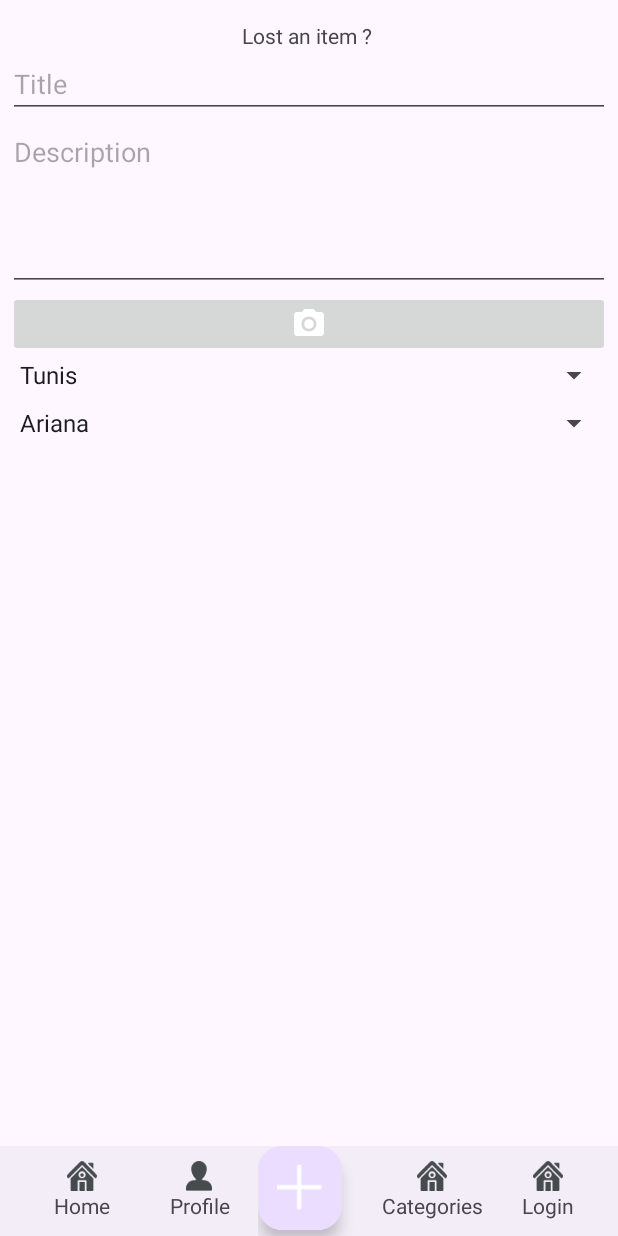
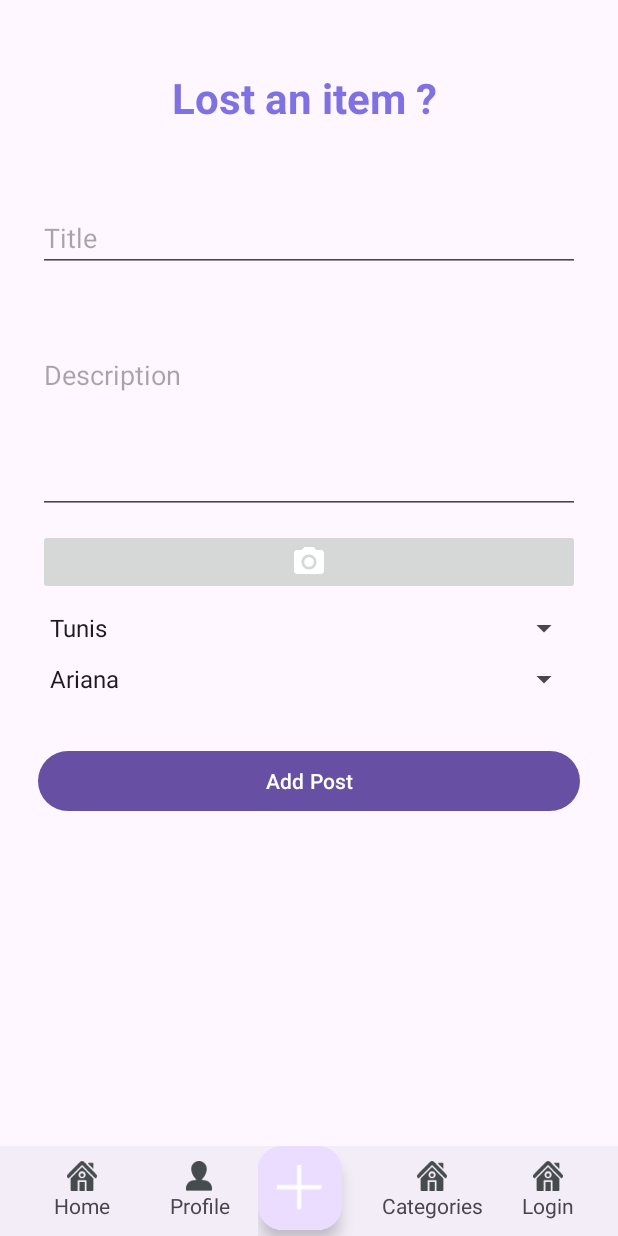
Before and after one commit to malekbenrabah/mobile_project, an Android app: the fragment LostFragment placed in its activity, on a phone screen of 412 x 824 dp. Run offline under Robolectric (Android 15) with nearby library versions, the phone set to English and light mode, and no system bars; libraries missing offline, so code that uses them is left out: com.github.dhaval2404.imagepicker.

Commit message:
add post

```diff
--- a/app/src/main/java/com/example/mobile_project/LostFragment.java
+++ b/app/src/main/java/com/example/mobile_project/LostFragment.java
@@ -1,16 +1,36 @@
 package com.example.mobile_project;
 
+import android.content.Context;
+import android.content.Intent;
+import android.content.SharedPreferences;
 import android.os.Bundle;
 
 import androidx.fragment.app.Fragment;
 
+import android.text.TextUtils;
+import android.util.Log;
 import android.view.LayoutInflater;
 import android.view.View;
 import android.view.ViewGroup;
 import android.widget.AdapterView;
 import android.widget.ArrayAdapter;
 import android.widget.Button;
+import android.widget.EditText;
+import android.widget.ImageButton;
 import android.widget.Spinner;
+import android.widget.TextView;
+
+import com.example.mobile_project.database.AppDatabase;
+import com.example.mobile_project.entity.Post;
+import com.example.mobile_project.entity.User;
+import com.github.dhaval2404.imagepicker.ImagePicker;
+
+import org.w3c.dom.Text;
+
+import java.text.SimpleDateFormat;
+import java.util.Date;
+import java.util.List;
+import java.util.Locale;
 
 public class LostFragment extends Fragment {
 
@@ -19,6 +39,14 @@ public class LostFragment extends Fragment {
     Spinner spinnerRegion;
     Spinner spinnerVille;
 
+    ImageButton addImage;
+
+    TextView titreError;
+    EditText titre,description;
+
+    private SharedPreferences sp;
+
+    AppDatabase database;
 
     @Override
     public View onCreateView(LayoutInflater inflater, ViewGroup container,
@@ -26,8 +54,32 @@ public class LostFragment extends Fragment {
         // Inflate the layout for this fragment
         View view = inflater.inflate(R.layout.fragment_lost, container, false);
 
+        sp = requireActivity().getSharedPreferences("sharedPref", Context.MODE_PRIVATE);
+
         spinnerRegion = view.findViewById(R.id.region_spinner);
         spinnerVille = view.findViewById(R.id.ville_spinner);
+
+        addImage = view.findViewById(R.id.imageButton);
+
+        titre = view.findViewById(R.id.titre);
+        titreError = view.findViewById(R.id.titreError);
+
+        description = view.findViewById(R.id.editTextTextMultiLine2);
+
+
+
+        //photo
+
+        addImage.setOnClickListener(new View.OnClickListener() {
+            @Override
+            public void onClick(View view) {
+                ImagePicker.with(LostFragment.this)
+                        .crop()
+                        .compress(1024)
+                        .maxResultSize(1080,1080)
+                        .start();
+            }
+        });
 
         // remplir list region dans region spinner
         ArrayAdapter<CharSequence> regionAdapter = ArrayAdapter.createFromResource(requireContext(), R.array.regions_array, android.R.layout.simple_spinner_item);
@@ -53,6 +105,66 @@ public class LostFragment extends Fragment {
             }
         });
 
+        btn = view.findViewById(R.id.add);
+        btn.setOnClickListener(view1 -> {
+
+            String selectedRegion = spinnerRegion.getSelectedItem().toString();
+            String selectedVille = spinnerVille.getSelectedItem().toString();
+
+            boolean isValid = true;
+
+            if (titre.getText().toString().trim().isEmpty()) {
+                titreError.setText("Le titre est requis");
+                isValid = false;
+            }
+
+            if(isValid){
+                int userId = sp.getInt("userId", -1);
+                String typePost = sp.getString("typePost","");
+                String current_Date=getCurrentDate();
+                System.out.println("userId: "+userId+" current_date : "+current_Date+" type post :"+ typePost);
+
+                Post post = new Post();
+                post.setTitle(titre.getText().toString());
+                post.setDescription(description.getText().toString());
+                post.setUserId(userId);
+                post.setPhoto("testphoto");
+                post.setCreated_at(current_Date);
+                post.setVille(selectedVille);
+                post.setRegion(selectedRegion);
+                post.setPost_type(typePost);
+
+                database.postDao().insertPost(post);
+                List<Post> posts = database.postDao().getAll();
+                for (Post p : posts) {
+                    System.out.println("post info : " + p);
+                }
+
+                getActivity().getSupportFragmentManager().beginTransaction().replace(R.id.frame,new HomeFragment()).commit();
+
+            }
+
+
+        });
+
+
+
+
         return view;
     }
+
+    public String getCurrentDate(){
+
+        Date currentDate = new Date();
+
+        SimpleDateFormat sdf = new SimpleDateFormat("dd-MM-yyyy HH:mm:ss", Locale.getDefault());
+
+        String formattedDate = sdf.format(currentDate);
+
+        Log.d("FormattedDate", formattedDate);
+
+        return formattedDate;
+    }
+
+
 }
--- a/app/src/main/java/com/example/mobile_project/MainActivity4.java
+++ b/app/src/main/java/com/example/mobile_project/MainActivity4.java
@@ -12,7 +12,6 @@ import android.widget.Button;
 import android.widget.EditText;
 import android.widget.TextView;
 
-import com.example.mobile_project.dao.UserDao;
 import com.example.mobile_project.database.AppDatabase;
 import com.example.mobile_project.entity.User;
 import com.github.dhaval2404.imagepicker.ImagePicker;
@@ -72,7 +71,7 @@ public class MainActivity4 extends AppCompatActivity {
             boolean isValid = true;
 
             if (username.getText().toString().trim().isEmpty()) {
-                setError("Le nom d'utilisateur est requis.", R.id.userNameError);
+                setError("Le nom d'utilisateur est requis.", R.id.titreError);
                 isValid = false;
             }
 
@@ -150,7 +149,7 @@ public class MainActivity4 extends AppCompatActivity {
     }
 
     private void clearErrors() {
-        TextView userNameError = findViewById(R.id.userNameError);
+        TextView userNameError = findViewById(R.id.titreError);
         TextView phoneError = findViewById(R.id.phoneError);
         TextView emailError = findViewById(R.id.emailError);
         TextView passwordError = findViewById(R.id.passwordError);
--- a/app/src/main/java/com/example/mobile_project/dao/CommentaireDao.java
+++ b/app/src/main/java/com/example/mobile_project/dao/CommentaireDao.java
@@ -16,5 +16,5 @@ public interface CommentaireDao {
     void insertCommentaire(Commentaire commentaire);
 
     @Query("SELECT * FROM commentaire")
-    List<User> getAll();
+    List<Commentaire> getAll();
 }
--- a/app/src/main/java/com/example/mobile_project/dao/PostDao.java
+++ b/app/src/main/java/com/example/mobile_project/dao/PostDao.java
@@ -15,8 +15,8 @@ public interface PostDao {
     @Insert
     void insertPost(Post post);
 
-    @Query("SELECT * FROM post")
-    List<User> getAll();
+    @Query("select * from post")
+    List<Post> getAll();
 
 
 }
--- a/app/src/main/java/com/example/mobile_project/dao/UserDao.java
+++ b/app/src/main/java/com/example/mobile_project/dao/UserDao.java
@@ -29,4 +29,6 @@ public interface UserDao {
 
     @Query("SELECT * FROM user WHERE username = :username")
     User getUserByUsername(String username);
+
+
 }
--- a/app/src/main/res/layout/activity_main4.xml
+++ b/app/src/main/res/layout/activity_main4.xml
@@ -71,7 +71,7 @@
                 app:layout_constraintTop_toBottomOf="@id/ciAvatar" />
 
             <TextView
-                android:id="@+id/userNameError"
+                android:id="@+id/titreError"
                 android:layout_width="0dp"
                 android:layout_height="wrap_content"
                 android:layout_marginTop="4dp"
--- a/app/src/main/res/layout/fragment_lost.xml
+++ b/app/src/main/res/layout/fragment_lost.xml
@@ -16,8 +16,13 @@
             android:id="@+id/textView3"
             android:layout_width="match_parent"
             android:layout_height="wrap_content"
+            android:layout_marginBottom="20dp"
             android:text="Lost an item ? "
             android:textAlignment="center"
+            android:textColor="@color/colorPrimary"
+            android:textSize="28sp"
+            android:textStyle="bold"
+            android:layout_marginTop="32dp"
 
             />
 
@@ -27,7 +32,32 @@
             android:layout_height="wrap_content"
             android:ems="10"
             android:inputType="text"
-            android:hint="Title" />
+            android:hint="Title"
+            android:layout_marginStart="20dp"
+            android:layout_marginTop="32dp"
+            android:layout_marginEnd="20dp"
+
+            app:layout_constraintEnd_toEndOf="parent"
+            app:layout_constraintHorizontal_bias="0.0"
+            app:layout_constraintStart_toStartOf="parent"
+            app:layout_constraintTop_toBottomOf="@id/textView3"
+
+            />
+
+        <TextView
+            android:id="@+id/titreError"
+            android:layout_width="392dp"
+            android:layout_height="32dp"
+            android:layout_marginTop="4dp"
+            android:maxLines="3"
+            android:textAlignment="viewStart"
+            android:textAllCaps="true"
+            android:textColor="@android:color/holo_red_dark"
+            android:textStyle="bold"
+            app:layout_constraintEnd_toEndOf="@+id/titre"
+            app:layout_constraintHorizontal_bias="0.0"
+            app:layout_constraintStart_toStartOf="@+id/titre"
+            app:layout_constraintTop_toBottomOf="@+id/titre" />
 
         <EditText
             android:id="@+id/editTextTextMultiLine2"
@@ -37,24 +67,46 @@
             android:gravity="start|top"
             android:inputType="textMultiLine"
             android:hint="Description"
+            android:layout_marginStart="20dp"
+            android:layout_marginTop="10dp"
+            android:layout_marginEnd="20dp"
             />
 
         <ImageButton
             android:id="@+id/imageButton"
             android:layout_width="match_parent"
             android:layout_height="wrap_content"
-            android:src="@drawable/ic_camera" />
+            android:src="@drawable/ic_camera"
+            android:layout_marginStart="20dp"
+            android:layout_marginTop="10dp"
+            android:layout_marginEnd="20dp"
+            />
         <Spinner
             android:id="@+id/region_spinner"
             android:layout_width="match_parent"
             android:layout_height="wrap_content"
+            android:layout_marginStart="20dp"
+            android:layout_marginTop="10dp"
+            android:layout_marginEnd="20dp"
             />
 
         <Spinner
             android:id="@+id/ville_spinner"
             android:layout_width="match_parent"
             android:layout_height="wrap_content"
-            android:layout_marginTop="8dp"
+            android:layout_marginStart="20dp"
+            android:layout_marginTop="10dp"
+            android:layout_marginEnd="20dp"
+            />
+
+        <Button
+            android:id="@+id/add"
+            android:layout_width="match_parent"
+            android:layout_height="wrap_content"
+            android:text="Add Post"
+            android:layout_marginStart="20dp"
+            android:layout_marginTop="32dp"
+            android:layout_marginEnd="20dp"
             />
     </LinearLayout>
 </FrameLayout>
```
Also changed, not shown: app/src/main/java/com/example/mobile_project/MainActivity3.java (+6 -2 lines), app/src/main/java/com/example/mobile_project/PostFragment.java (+12 -0 lines), app/src/main/java/com/example/mobile_project/database/AppDatabase.java (+8 -1 lines), app/src/main/java/com/example/mobile_project/entity/Post.java (+14 -3 lines).
